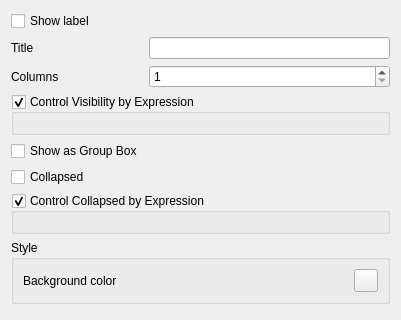
First picture: the form in src/ui/attributeformconfig/qgsattributeformcontaineredit.ui, repository qgis/QGIS, before the edit.
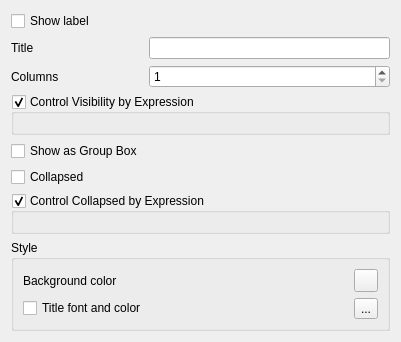
Second picture: the form after the edit. Custom widgets are drawn as their Qt base class.

Commit message:
Allow label customization in D&D forms
Color and font can be set for labels, tabs and group.

Funded by: ARPA Piemonte

```diff
--- a/src/ui/attributeformconfig/qgsattributeformcontaineredit.ui
+++ b/src/ui/attributeformconfig/qgsattributeformcontaineredit.ui
@@ -7,7 +7,7 @@
     <x>0</x>
     <y>0</y>
     <width>401</width>
-    <height>320</height>
+    <height>338</height>
    </rect>
   </property>
   <property name="windowTitle">
@@ -35,6 +35,13 @@
       <string>Style</string>
      </property>
      <layout class="QGridLayout" name="gridLayout_3">
+      <item row="2" column="1">
+       <widget class="QgsFontButton" name="mFontButton">
+        <property name="text">
+         <string>...</string>
+        </property>
+       </widget>
+      </item>
       <item row="1" column="0">
        <widget class="QLabel" name="label_3">
         <property name="text">
@@ -45,6 +52,16 @@
       <item row="1" column="1">
        <widget class="QgsColorButton" name="mBackgroundColorButton"/>
       </item>
+      <item row="2" column="0">
+       <widget class="QCheckBox" name="mOverrideLabelStyle">
+        <property name="statusTip">
+         <string>Override title default font and color</string>
+        </property>
+        <property name="text">
+         <string>Title font and color</string>
+        </property>
+       </widget>
+      </item>
      </layout>
     </widget>
    </item>
@@ -150,6 +167,11 @@
    <header>qgscolorbutton.h</header>
    <container>1</container>
   </customwidget>
+  <customwidget>
+   <class>QgsFontButton</class>
+   <extends>QToolButton</extends>
+   <header>qgsfontbutton.h</header>
+  </customwidget>
  </customwidgets>
  <tabstops>
   <tabstop>mShowLabelCheckBox</tabstop>
```
The commit also changes 23 other files.
